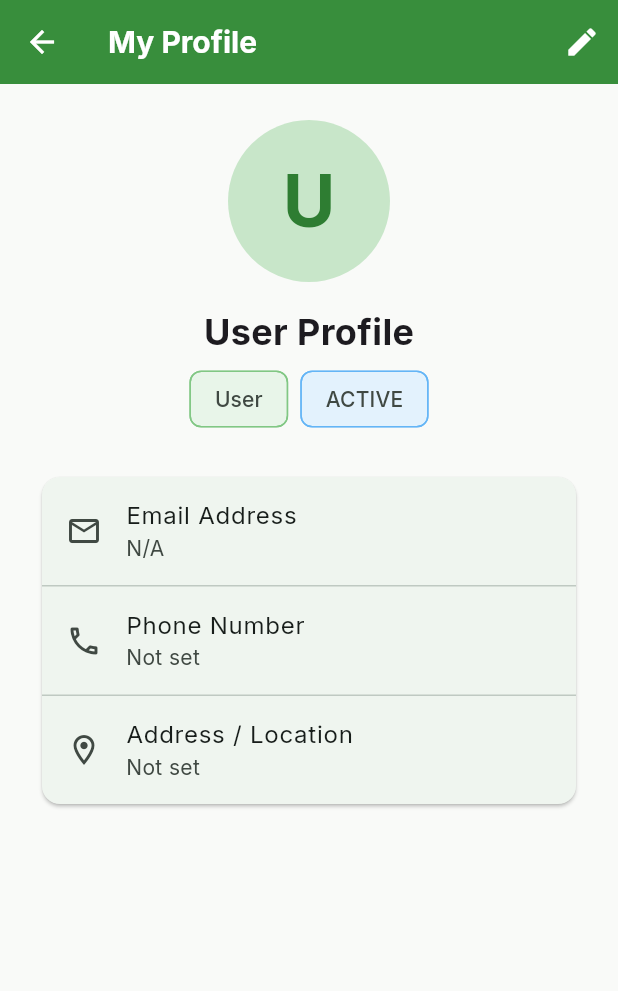
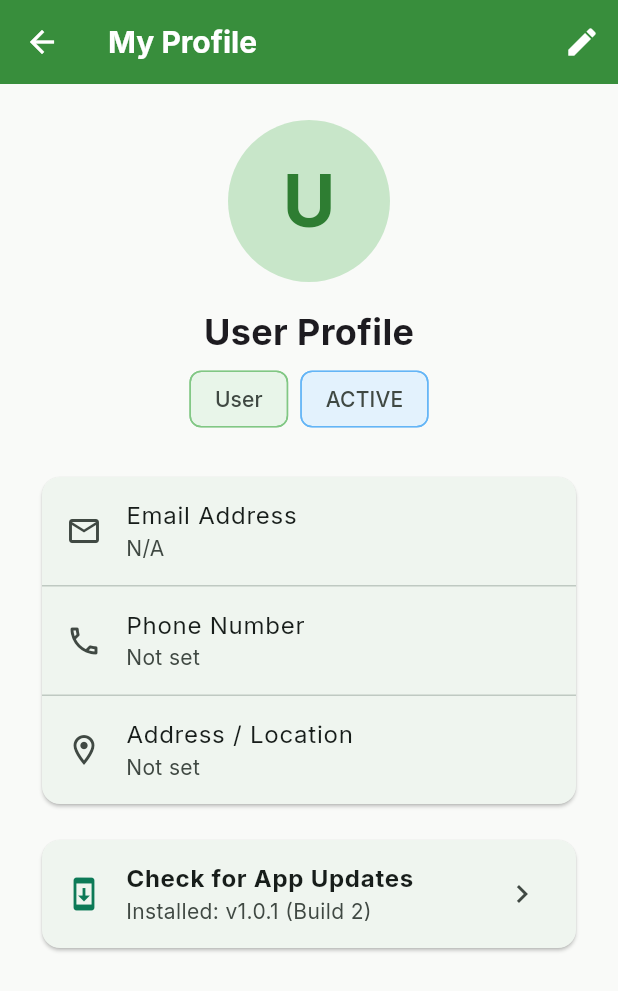
Before and after one commit to daliatchoutan/MY-PROJECT, a Flutter app: the ProfileScreen screen opened directly, on a phone screen of 412 x 824 dp. Shown: the top 991 px of the screen. Run offline on Flutter 3.47's test engine with Material 3 defaults, Android fonts, the phone set to English and light mode, and no system bars; our stand-ins replace google_fonts, image_picker, shared_preferences; accounts and stored records are empty; network calls fail; project files that could hold a hidden picture were left out.

Commit message:
feat: implement automated OTA APK update, version endpoint, and multi-platform sync

```diff
--- a/BACK END/public/version.json
+++ b/BACK END/public/version.json
@@ -1 +1 @@
-{"app_name":"smart_poultry_farm","version":"1.0.0","build_number":"1","package_name":"smart_poultry_farm"}
+{"app_name":"smart_poultry_farm","version":"1.0.1","build_number":"2","package_name":"smart_poultry_farm"}
--- a/FRONT END/lib/screens/profile_screen.dart
+++ b/FRONT END/lib/screens/profile_screen.dart
@@ -1,6 +1,7 @@
 import 'package:flutter/material.dart';
 import 'package:provider/provider.dart';
 import '../providers/auth_provider.dart';
+import '../services/update_service.dart';
 
 class ProfileScreen extends StatefulWidget {
   const ProfileScreen({super.key});
@@ -201,7 +202,42 @@ class _ProfileScreenState extends State<ProfileScreen> {
                       title: const Text('Address / Location'),
                       subtitle: Text(user['address'] ?? 'Not set'),
                     ),
+                    if (user['cniNumber'] != null) ...[
+                      const Divider(height: 1),
+                      ListTile(
+                        leading: const Icon(Icons.credit_card_outlined),
+                        title: const Text('CNI / National ID'),
+                        subtitle: Text(user['cniNumber']),
+                      ),
+                    ],
+                    if (user['farmerId'] != null) ...[
+                      const Divider(height: 1),
+                      ListTile(
+                        leading: const Icon(Icons.agriculture),
+                        title: const Text('Farmer ID'),
+                        subtitle: Text(user['farmerId']),
+                      ),
+                    ],
+                    if (user['deliveryPersonId'] != null) ...[
+                      const Divider(height: 1),
+                      ListTile(
+                        leading: const Icon(Icons.two_wheeler),
+                        title: const Text('Courier ID'),
+                        subtitle: Text(user['deliveryPersonId']),
+                      ),
+                    ],
                   ],
+                ),
+              ),
+              const SizedBox(height: 16),
+              Card(
+                shape: RoundedRectangleBorder(borderRadius: BorderRadius.circular(12)),
+                child: ListTile(
+                  leading: const Icon(Icons.system_update_outlined, color: Color(0xFF0D7A57)),
+                  title: const Text('Check for App Updates', style: TextStyle(fontWeight: FontWeight.bold)),
+                  subtitle: const Text('Installed: v1.0.1 (Build 2)'),
+                  trailing: const Icon(Icons.chevron_right),
+                  onTap: () => UpdateService.checkForUpdates(context, showNoUpdateSnack: true),
                 ),
               ),
             ],
--- a/FRONT END/lib/screens/welcome_screen.dart
+++ b/FRONT END/lib/screens/welcome_screen.dart
@@ -3,6 +3,7 @@ import 'package:provider/provider.dart';
 import '../providers/auth_provider.dart';
 import '../providers/locale_provider.dart';
 import '../widgets/language_switcher.dart';
+import '../services/update_service.dart';
 import 'auth/login_screen.dart';
 import 'auth/register_screen.dart';
 import 'visitor_marketplace_screen.dart';
@@ -42,6 +43,10 @@ class WelcomeScreen extends StatelessWidget {
     final auth = Provider.of<AuthProvider>(context);
     final locale = Provider.of<LocaleProvider>(context);
     final screenHeight = MediaQuery.of(context).size.height;
+
+    WidgetsBinding.instance.addPostFrameCallback((_) {
+      UpdateService.checkForUpdates(context);
+    });
 
     return Scaffold(
       body: Stack(
--- a/FRONT END/pubspec.yaml
+++ b/FRONT END/pubspec.yaml
@@ -16,7 +16,7 @@ publish_to: 'none' # Remove this line if you wish to publish to pub.dev
 # https://developer.apple.com/library/archive/documentation/General/Reference/InfoPlistKeyReference/Articles/CoreFoundationKeys.html
 # In Windows, build-name is used as the major, minor, and patch parts
 # of the product and file versions while build-number is used as the build suffix.
-version: 1.0.0+1
+version: 1.0.1+2
 
 environment:
   sdk: ^3.12.2
@@ -39,6 +39,7 @@ dependencies:
   intl: ^0.19.0
   google_fonts: ^6.2.1
   image_picker: ^1.2.3
+  url_launcher: ^6.3.2
 
 dev_dependencies:
   flutter_test:
```
Also changed, not shown: FRONT END/lib/services/update_service.dart (added, +127 -0 lines), BACK END/public/assets/fonts/MaterialIcons-Regular.otf, FRONT END/pubspec.lock, 14 other files.
